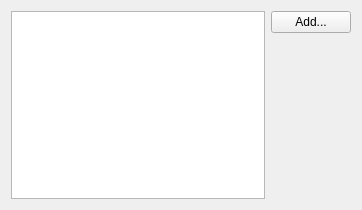
First picture: the form in src/accountssettingspage.ui, repository moustafine/kring, before the edit.
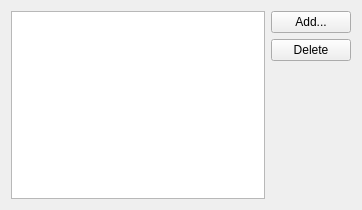
Second picture: the form after the edit. Icons and pictures are not drawn.

Commit message: Implement Ring account deletion

Patch:
```diff
--- a/src/accountssettingspage.ui
+++ b/src/accountssettingspage.ui
@@ -26,6 +26,16 @@
        </property>
       </widget>
      </item>
+     <item>
+      <widget class="QPushButton" name="deletePushButton">
+       <property name="text">
+        <string>Delete</string>
+       </property>
+       <property name="icon">
+        <iconset theme="entry-delete"/>
+       </property>
+      </widget>
+     </item>
      <item>
       <spacer>
        <property name="orientation">
```
The commit also changes 2 other files.
